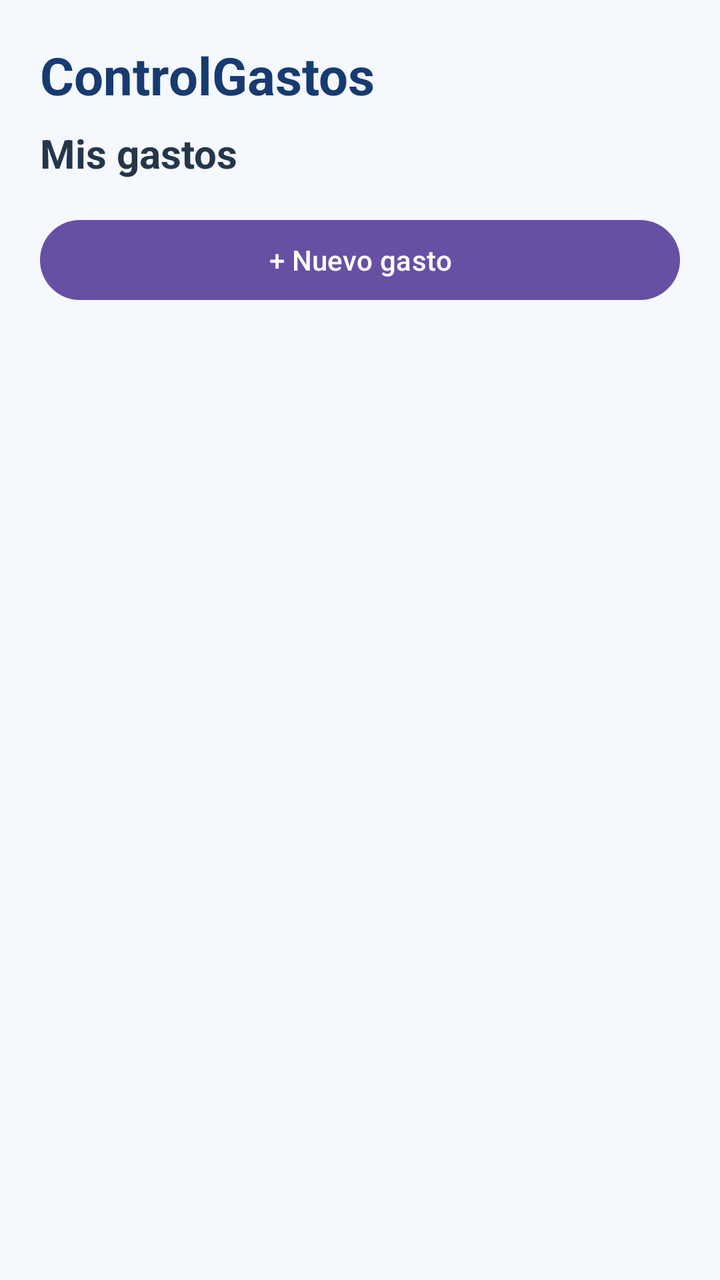
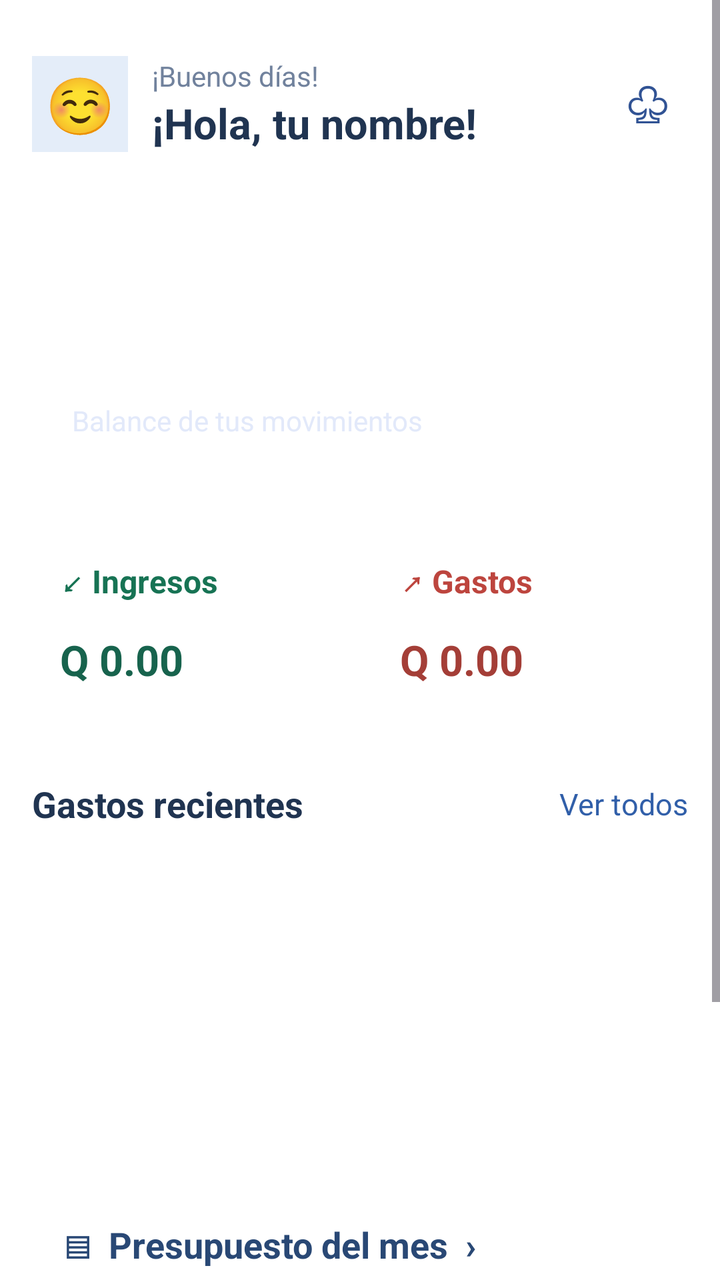

Screens rendered from an Android XML layout before and after an edit, with the pre-edit source and the edit as a unified diff.
<!-- AndroidManifest.xml: application theme Theme.ControlGastos -->
<!-- res/layout/activity_main.xml -->
<?xml version="1.0" encoding="utf-8"?>
<LinearLayout
    xmlns:android="http://schemas.android.com/apk/res/android"
    android:id="@+id/main"
    android:layout_width="match_parent"
    android:layout_height="match_parent"
    android:orientation="vertical"
    android:padding="20dp"
    android:background="#F5F8FC">

    <TextView
        android:layout_width="match_parent"
        android:layout_height="wrap_content"
        android:text="ControlGastos"
        android:textSize="26sp"
        android:textStyle="bold"
        android:textColor="#173B70"
        android:layout_marginBottom="8dp" />

    <TextView
        android:layout_width="match_parent"
        android:layout_height="wrap_content"
        android:text="Mis gastos"
        android:textSize="20sp"
        android:textStyle="bold"
        android:textColor="#25364A"
        android:layout_marginBottom="16dp" />

    <Button
        android:id="@+id/btnNuevoGasto"
        android:layout_width="match_parent"
        android:layout_height="wrap_content"
        android:text="+ Nuevo gasto"
        android:layout_marginBottom="16dp" />

    <androidx.recyclerview.widget.RecyclerView
        android:id="@+id/recyclerGastos"
        android:layout_width="match_parent"
        android:layout_height="0dp"
        android:layout_weight="1" />

</LinearLayout>
<!-- resources referenced by this layout -->
<resources>
  <style name="Theme.ControlGastos" parent="Base.Theme.ControlGastos" />
  <style name="Base.Theme.ControlGastos" parent="Theme.Material3.DayNight.NoActionBar">
          
          
      </style>
</resources>

<!-- the commit's change to res/layout/activity_main.xml (unified diff, before → after) -->
@@ -1,42 +1,319 @@
 <?xml version="1.0" encoding="utf-8"?>
-<LinearLayout
+<ScrollView
     xmlns:android="http://schemas.android.com/apk/res/android"
-    android:id="@+id/main"
     android:layout_width="match_parent"
     android:layout_height="match_parent"
-    android:orientation="vertical"
-    android:padding="20dp"
-    android:background="#F5F8FC">
-
-    <TextView
+    android:background="#EAF0F8"
+    android:fillViewport="true">
+
+    <LinearLayout
+        android:id="@+id/main"
         android:layout_width="match_parent"
         android:layout_height="wrap_content"
-        android:text="ControlGastos"
-        android:textSize="26sp"
-        android:textStyle="bold"
-        android:textColor="#173B70"
-        android:layout_marginBottom="8dp" />
-
-    <TextView
-        android:layout_width="match_parent"
-        android:layout_height="wrap_content"
-        android:text="Mis gastos"
-        android:textSize="20sp"
-        android:textStyle="bold"
-        android:textColor="#25364A"
-        android:layout_marginBottom="16dp" />
-
-    <Button
-        android:id="@+id/btnNuevoGasto"
-        android:layout_width="match_parent"
-        android:layout_height="wrap_content"
-        android:text="+ Nuevo gasto"
-        android:layout_marginBottom="16dp" />
-
-    <androidx.recyclerview.widget.RecyclerView
-        android:id="@+id/recyclerGastos"
-        android:layout_width="match_parent"
-        android:layout_height="0dp"
-        android:layout_weight="1" />
-
-</LinearLayout>
+        android:orientation="vertical"
+        android:padding="16dp"
+        android:background="#FFFFFF">
+
+        
+        <LinearLayout
+            android:layout_width="match_parent"
+            android:layout_height="wrap_content"
+            android:gravity="center_vertical"
+            android:orientation="horizontal"
+            android:paddingVertical="12dp">
+
+            <TextView
+                android:layout_width="48dp"
+                android:layout_height="48dp"
+                android:background="#E4EDF9"
+                android:gravity="center"
+                android:text="☺"
+                android:textColor="#315394"
+                android:textSize="28sp" />
+
+            <LinearLayout
+                android:layout_width="0dp"
+                android:layout_height="wrap_content"
+                android:layout_weight="1"
+                android:orientation="vertical"
+                android:paddingStart="12dp">
+
+                <TextView
+                    android:layout_width="wrap_content"
+                    android:layout_height="wrap_content"
+                    android:text="¡Buenos días!"
+                    android:textColor="#71829D"
+                    android:textSize="14sp" />
+
+                <TextView
+                    android:layout_width="wrap_content"
+                    android:layout_height="wrap_content"
+                    android:text="¡Hola, tu nombre!"
+                    android:textColor="#203451"
+                    android:textSize="21sp"
+                    android:textStyle="bold" />
+            </LinearLayout>
+
+            <TextView
+                android:layout_width="40dp"
+                android:layout_height="48dp"
+                android:gravity="center"
+                android:text="♧"
+                android:textColor="#315394"
+                android:textSize="25sp" />
+        </LinearLayout>
+
+        
+        <LinearLayout
+            android:layout_width="match_parent"
+            android:layout_height="wrap_content"
+            android:layout_marginTop="8dp"
+            android:background=" @drawable/fondo_saldo"
+            android:orientation="vertical"
+            android:padding="20dp">
+
+            <TextView
+                android:layout_width="wrap_content"
+                android:layout_height="wrap_content"
+                android:text="Saldo disponible"
+                android:textColor="#FFFFFF"
+                android:textSize="18sp" />
+
+            <TextView
+                android:id="@+id/txtSaldo"
+                android:layout_width="match_parent"
+                android:layout_height="wrap_content"
+                android:layout_marginTop="12dp"
+                android:text="Q 0.00"
+                android:textColor="#FFFFFF"
+                android:textSize="30sp"
+                android:textStyle="bold" />
+
+            <TextView
+                android:layout_width="wrap_content"
+                android:layout_height="wrap_content"
+                android:layout_marginTop="8dp"
+                android:text="Balance de tus movimientos"
+                android:textColor="#E2E9FA"
+                android:textSize="14sp" />
+        </LinearLayout>
+
+        
+        <LinearLayout
+            android:layout_width="match_parent"
+            android:layout_height="wrap_content"
+            android:layout_marginTop="16dp"
+            android:orientation="horizontal">
+
+            <LinearLayout
+                android:layout_width="0dp"
+                android:layout_height="112dp"
+                android:layout_weight="1"
+                android:layout_marginEnd="6dp"
+                android:background="	@drawable/fondo_ingresos"
+                android:gravity="center_vertical"
+                android:orientation="vertical"
+                android:padding="14dp">
+
+                <TextView
+                    android:layout_width="wrap_content"
+                    android:layout_height="wrap_content"
+                    android:text="↙ Ingresos"
+                    android:textColor="#177354"
+                    android:textSize="16sp"
+                    android:textStyle="bold" />
+
+                <TextView
+                    android:id="@+id/txtIngresos"
+                    android:layout_width="match_parent"
+                    android:layout_height="wrap_content"
+                    android:layout_marginTop="14dp"
+                    android:text="Q 0.00"
+                    android:textColor="#17634D"
+                    android:textSize="21sp"
+                    android:textStyle="bold" />
+            </LinearLayout>
+
+            <LinearLayout
+                android:layout_width="0dp"
+                android:layout_height="112dp"
+                android:layout_weight="1"
+                android:layout_marginStart="6dp"
+                android:background="	@drawable/fondo_gastos"
+                android:gravity="center_vertical"
+                android:orientation="vertical"
+                android:padding="14dp">
+
+                <TextView
+                    android:layout_width="wrap_content"
+                    android:layout_height="wrap_content"
+                    android:text="↗ Gastos"
+                    android:textColor="#BD453E"
+                    android:textSize="16sp"
+                    android:textStyle="bold" />
+
+                <TextView
+                    android:id="@+id/txtTotalGastos"
+                    android:layout_width="match_parent"
+                    android:layout_height="wrap_content"
+                    android:layout_marginTop="14dp"
+                    android:text="Q 0.00"
+                    android:textColor="#A43E37"
+                    android:textSize="21sp"
+                    android:textStyle="bold" />
+            </LinearLayout>
+        </LinearLayout>
+
+        
+        <LinearLayout
+            android:layout_width="match_parent"
+            android:layout_height="wrap_content"
+            android:layout_marginTop="22dp"
+            android:gravity="center_vertical"
+            android:orientation="horizontal">
+
+            <TextView
+                android:layout_width="0dp"
+                android:layout_height="wrap_content"
+                android:layout_weight="1"
+                android:text="Gastos recientes"
+                android:textColor="#203451"
+                android:textSize="18sp"
+                android:textStyle="bold" />
+
+            <TextView
+                android:id="@+id/txtVerTodos"
+                android:layout_width="wrap_content"
+                android:layout_height="wrap_content"
+                android:text="Ver todos"
+                android:textColor="#315FA9"
+                android:textSize="15sp" />
+        </LinearLayout>
+
+
+        <androidx.recyclerview.widget.RecyclerView
+            android:id="@+id/recyclerGastos"
+            android:layout_width="match_parent"
+            android:layout_height="150dp"
+            android:layout_marginTop="14dp"
+            android:clipToPadding="false"
+            android:nestedScrollingEnabled="false" />
+
+        
+        <LinearLayout
+            android:layout_width="match_parent"
+            android:layout_height="wrap_content"
+            android:layout_marginTop="16dp"
+            android:background="	@drawable/fondo_presupuesto"
+            android:orientation="vertical"
+            android:padding="16dp">
+
+            <TextView
+                android:layout_width="match_parent"
+                android:layout_height="wrap_content"
+                android:text="▤  Presupuesto del mes  ›"
+                android:textColor="#294875"
+                android:textSize="18sp"
+                android:textStyle="bold" />
+
+            <LinearLayout
+                android:layout_width="match_parent"
+                android:layout_height="wrap_content"
+                android:layout_marginTop="20dp"
+                android:gravity="center_vertical"
+                android:orientation="horizontal">
+
+                <TextView
+                    android:id="@+id/txtPresupuestoGastado"
+                    android:layout_width="wrap_content"
+                    android:layout_height="wrap_content"
+                    android:text="Q 0.00"
+                    android:textColor="#294875"
+                    android:textSize="23sp"
+                    android:textStyle="bold" />
+
+                <TextView
+                    android:layout_width="wrap_content"
+                    android:layout_height="wrap_content"
+                    android:layout_marginStart="10dp"
+                    android:text="de Q 3,000"
+                    android:textColor="#71829D"
+                    android:textSize="14sp" />
+            </LinearLayout>
+
+            <ProgressBar
+                android:id="@+id/progresoPresupuesto"
+                style="?android:attr/progressBarStyleHorizontal"
+                android:layout_width="match_parent"
+                android:layout_height="10dp"
+                android:layout_marginTop="14dp"
+                android:max="3000"
+                android:progress="0"
+                android:progressTint="#3F78BA"
+                android:progressBackgroundTint="#D1DDED" />
+        </LinearLayout>
+
+        
+        <View
+            android:layout_width="match_parent"
+            android:layout_height="12dp" />
+
+        <LinearLayout
+            android:layout_width="match_parent"
+            android:layout_height="64dp"
+            android:gravity="center"
+            android:orientation="horizontal"
+            android:background="#FFFFFF">
+
+            <TextView
+                android:layout_width="0dp"
+                android:layout_height="match_parent"
+                android:layout_weight="1"
+                android:gravity="center"
+                android:text="⌂\nInicio"
+                android:textColor="#315FA9"
+                android:textSize="13sp" />
+
+            <TextView
+                android:layout_width="0dp"
+                android:layout_height="match_parent"
+                android:layout_weight="1"
+                android:gravity="center"
+                android:text="☷\nMovimientos"
+                android:textColor="#71829D"
+                android:textSize="12sp" />
+
+            <Button
+                android:id="@+id/btnNuevoGasto"
+                android:layout_width="52dp"
+                android:layout_height="52dp"
+                android:layout_marginHorizontal="4dp"
+                android:minWidth="0dp"
+                android:minHeight="0dp"
+                android:padding="0dp"
+                android:text="+"
+                android:textSize="28sp"
+                android:textColor="#FFFFFF"
+                android:backgroundTint="#354F91" />
+
+            <TextView
+                android:layout_width="0dp"
+                android:layout_height="match_parent"
+                android:layout_weight="1"
+                android:gravity="center"
+                android:text="▤\nPresupuesto"
+                android:textColor="#71829D"
+                android:textSize="11sp" />
+
+            <TextView
+                android:layout_width="0dp"
+                android:layout_height="match_parent"
+                android:layout_weight="1"
+                android:gravity="center"
+                android:text="⚙\nAjustes"
+                android:textColor="#71829D"
+                android:textSize="12sp" />
+        </LinearLayout>
+
+    </LinearLayout>
+</ScrollView>
<!-- resource entries referenced after the edit -->
@@ -1,5 +1,36 @@
 <!-- resources referenced by this layout -->
 <resources>
+  <!-- drawable fondo_gastos (drawable) -->
+  <?xml version="1.0" encoding="utf-8"?>
+  <shape xmlns:android="http://schemas.android.com/apk/res/android"
+      android:shape="rectangle">
+      <solid android:color="#FBECEB" />
+      <corners android:radius="20dp" />
+  </shape>
+  <!-- drawable fondo_ingresos (drawable) -->
+  <?xml version="1.0" encoding="utf-8"?>
+  <shape xmlns:android="http://schemas.android.com/apk/res/android"
+      android:shape="rectangle">
+      <solid android:color="#E6F3EE" />
+      <corners android:radius="20dp" />
+  </shape>
+  <!-- drawable fondo_presupuesto (drawable) -->
+  <?xml version="1.0" encoding="utf-8"?>
+  <shape xmlns:android="http://schemas.android.com/apk/res/android"
+      android:shape="rectangle">
+      <solid android:color="#EDF3FC" />
+      <corners android:radius="24dp" />
+  </shape>
+  <!-- drawable fondo_saldo (drawable) -->
+  <?xml version="1.0" encoding="utf-8"?>
+  <shape xmlns:android="http://schemas.android.com/apk/res/android"
+      android:shape="rectangle">
+  
+      <solid android:color="#354F91" />
+  
+      <corners android:radius="24dp" />
+  
+  </shape>
   <style name="Theme.ControlGastos" parent="Base.Theme.ControlGastos" />
   <style name="Base.Theme.ControlGastos" parent="Theme.Material3.DayNight.NoActionBar">
           
